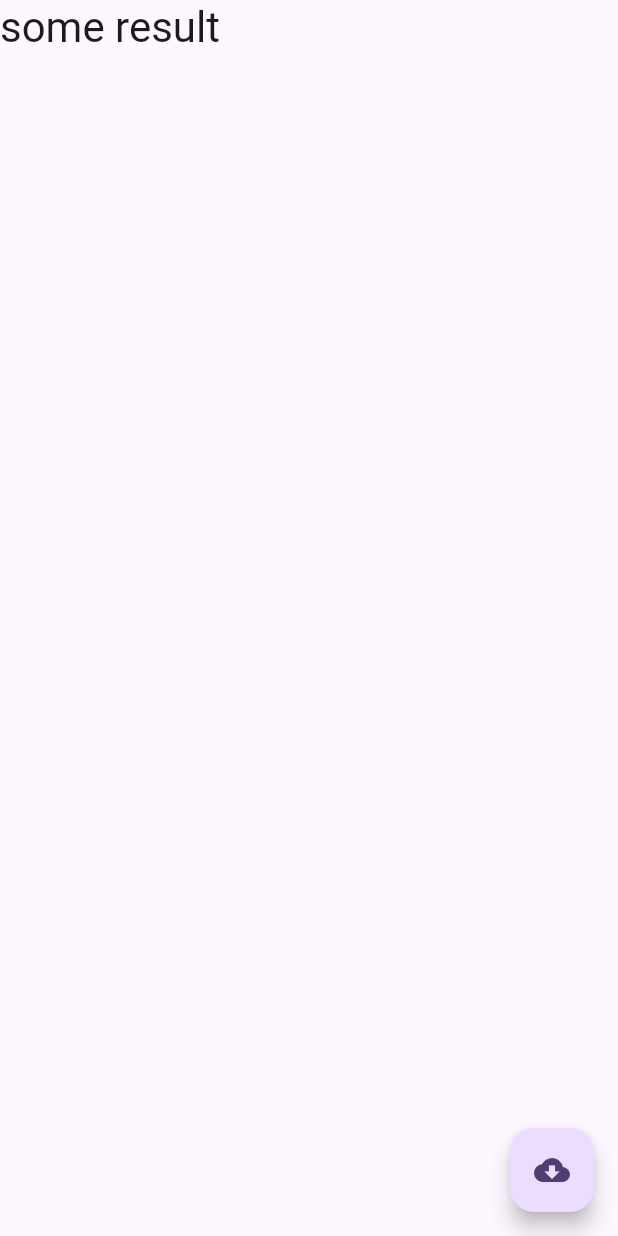
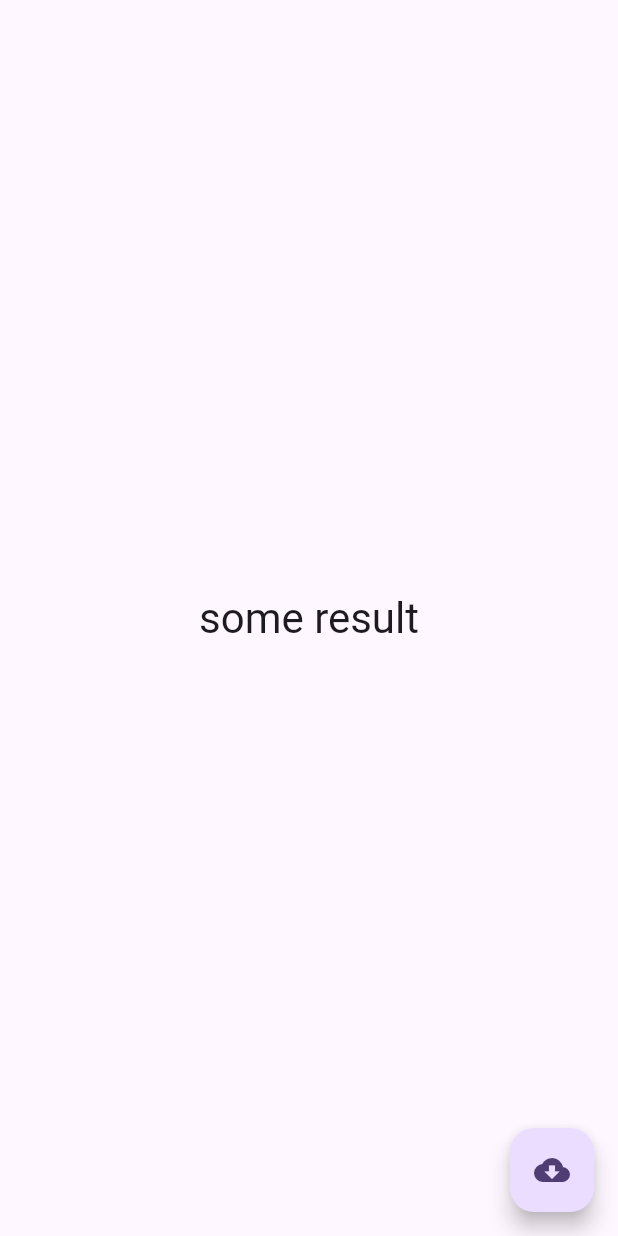
Before and after one commit to AlienEngineer/scale_framework, a Flutter app: the screen it shows after launch, on a phone screen of 412 x 824 dp. Run offline on Flutter 3.47's test engine with Material 3 defaults, Android fonts, the phone set to English and light mode, and no system bars; our stand-ins replace flutter_bloc.

```diff
--- a/sandbox/lib/loader_example/main.dart
+++ b/sandbox/lib/loader_example/main.dart
@@ -31,7 +31,7 @@ class MyWidget extends StatelessWidget {
   @override
   Widget build(BuildContext context) {
     return Scaffold(
-      body: const BffDataTestWidget(),
+      body: Center(child: const BffDataTestWidget()),
       floatingActionButton: FloatingActionButton(
         onPressed: () {
           context.refresh<BffData>({'id': 1});
--- a/scale_framework/pubspec.yaml
+++ b/scale_framework/pubspec.yaml
@@ -4,7 +4,7 @@ description: "A new Flutter project."
 # pub.dev using `flutter pub publish`. This is preferred for private packages.
 publish_to: https://onepub.dev/api/ynnonoflyg/ # Remove this line if you wish to publish to pub.dev
 
-version: 1.0.19
+version: 1.0.20
 
 environment:
   sdk: ^3.6.2
```
Also changed, not shown: sandbox/pubspec.lock, scale_framework/example/loader.gif, 2 other files.
